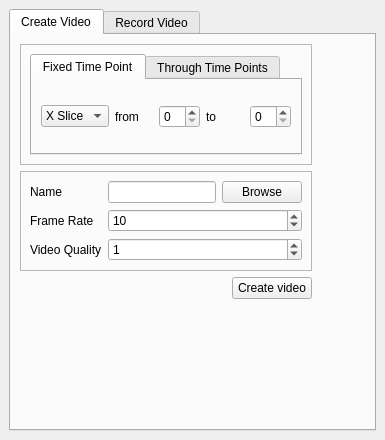
Above: trunk/GoFigure2Beta/Code/GUI/lib/NewVideoRecorderDockWidget.ui from gofigure2/GoFigure2 before the change. Below: the same form after it.
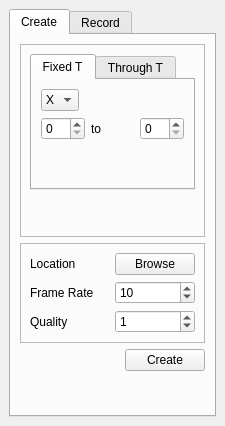
That is the form after the change. The open tabs and pages were chosen to show the change.

Commit message: ENH: size of dockwidget reduced BUG: bug (enable/disable widget) fixed

The edit to the form file:
```diff
--- a/trunk/GoFigure2Beta/Code/GUI/lib/NewVideoRecorderDockWidget.ui
+++ b/trunk/GoFigure2Beta/Code/GUI/lib/NewVideoRecorderDockWidget.ui
@@ -6,8 +6,8 @@
    <rect>
     <x>0</x>
     <y>0</y>
-    <width>385</width>
-    <height>440</height>
+    <width>225</width>
+    <height>426</height>
    </rect>
   </property>
   <property name="sizePolicy">
@@ -20,7 +20,7 @@
    <string>Video Recorder</string>
   </property>
   <widget class="QWidget" name="dockWidgetContents">
-   <layout class="QGridLayout" name="gridLayout_19">
+   <layout class="QGridLayout" name="gridLayout_3">
     <item row="0" column="0">
      <widget class="QTabWidget" name="tabVideoWidget">
       <property name="currentIndex">
@@ -28,7 +28,7 @@
       </property>
       <widget class="QWidget" name="tabVideoMethod1">
        <attribute name="title">
-        <string>Create Video</string>
+        <string>Create</string>
        </attribute>
        <layout class="QGridLayout" name="gridLayout_9">
         <item row="0" column="0">
@@ -45,117 +45,149 @@
              <item row="0" column="0">
               <widget class="QTabWidget" name="tabWidget">
                <property name="currentIndex">
-                <number>0</number>
+                <number>1</number>
                </property>
                <widget class="QWidget" name="tab">
                 <attribute name="title">
-                 <string>Fixed Time Point</string>
+                 <string>Fixed T</string>
                 </attribute>
-                <layout class="QGridLayout" name="gridLayout_6">
+                <layout class="QGridLayout" name="gridLayout_15">
                  <item row="0" column="0">
-                  <layout class="QGridLayout" name="gridLayout_33">
+                  <layout class="QGridLayout" name="gridLayout_5">
                    <item row="0" column="0">
-                    <layout class="QGridLayout" name="gridLayout_5">
-                     <item row="0" column="1">
-                      <widget class="QLabel" name="label_3">
-                       <property name="text">
-                        <string>from</string>
-                       </property>
-                      </widget>
+                    <widget class="QComboBox" name="SliceFT">
+                     <item>
+                      <property name="text">
+                       <string>X</string>
+                      </property>
                      </item>
-                     <item row="0" column="2">
-                      <widget class="QSpinBox" name="tSpinMin_2"/>
+                     <item>
+                      <property name="text">
+                       <string>Y</string>
+                      </property>
                      </item>
-                     <item row="0" column="3">
-                      <widget class="QLabel" name="label_7">
-                       <property name="text">
-                        <string>to</string>
-                       </property>
-                      </widget>
+                     <item>
+                      <property name="text">
+                       <string>Z</string>
+                      </property>
                      </item>
-                     <item row="0" column="4">
-                      <widget class="QSpinBox" name="tSpinMax_2"/>
-                     </item>
-                     <item row="0" column="0">
-                      <widget class="QComboBox" name="SliceFT">
-                       <item>
-                        <property name="text">
-                         <string>X Slice</string>
-                        </property>
-                       </item>
-                       <item>
-                        <property name="text">
-                         <string>Y Slice</string>
-                        </property>
-                       </item>
-                       <item>
-                        <property name="text">
-                         <string>Z Slice</string>
-                        </property>
-                       </item>
-                      </widget>
-                     </item>
-                    </layout>
+                    </widget>
                    </item>
+                   <item row="0" column="1">
+                    <spacer name="horizontalSpacer">
+                     <property name="orientation">
+                      <enum>Qt::Horizontal</enum>
+                     </property>
+                     <property name="sizeHint" stdset="0">
+                      <size>
+                       <width>40</width>
+                       <height>20</height>
+                      </size>
+                     </property>
+                    </spacer>
+                   </item>
                   </layout>
                  </item>
+                 <item row="1" column="0">
+                  <layout class="QGridLayout" name="gridLayout_6">
+                   <item row="0" column="0">
+                    <widget class="QSpinBox" name="tSpinMin_2"/>
+                   </item>
+                   <item row="0" column="1">
+                    <widget class="QLabel" name="label_7">
+                     <property name="text">
+                      <string>to</string>
+                     </property>
+                    </widget>
+                   </item>
+                   <item row="0" column="2">
+                    <widget class="QSpinBox" name="tSpinMax_2"/>
+                   </item>
+                  </layout>
+                 </item>
+                 <item row="2" column="0">
+                  <spacer name="verticalSpacer_3">
+                   <property name="orientation">
+                    <enum>Qt::Vertical</enum>
+                   </property>
+                   <property name="sizeHint" stdset="0">
+                    <size>
+                     <width>20</width>
+                     <height>40</height>
+                    </size>
+                   </property>
+                  </spacer>
+                 </item>
                 </layout>
                </widget>
                <widget class="QWidget" name="tab_2">
                 <attribute name="title">
-                 <string>Through Time Points</string>
+                 <string>Through T</string>
                 </attribute>
                 <layout class="QGridLayout" name="gridLayout_12">
                  <item row="0" column="0">
                   <layout class="QGridLayout" name="gridLayout_7">
                    <item row="0" column="0">
                     <layout class="QGridLayout" name="gridLayout_8">
-                     <item row="0" column="3">
-                      <widget class="QSpinBox" name="tSpinMax"/>
-                     </item>
-                     <item row="0" column="2">
-                      <widget class="QLabel" name="label_8">
-                       <property name="text">
-                        <string>to</string>
-                       </property>
-                      </widget>
-                     </item>
-                     <item row="0" column="1">
-                      <widget class="QSpinBox" name="tSpinMin"/>
-                     </item>
                      <item row="0" column="0">
                       <widget class="QLabel" name="label_4">
                        <property name="text">
-                        <string>T Time from </string>
+                        <string>T</string>
                        </property>
                       </widget>
                      </item>
+                     <item row="1" column="0">
+                      <widget class="QSpinBox" name="tSpinMin"/>
+                     </item>
+                     <item row="1" column="1">
+                      <widget class="QLabel" name="label_8">
+                       <property name="text">
+                        <string>to</string>
+                       </property>
+                      </widget>
+                     </item>
+                     <item row="1" column="2">
+                      <widget class="QSpinBox" name="tSpinMax"/>
+                     </item>
                     </layout>
                    </item>
                   </layout>
                  </item>
+                 <item row="1" column="0">
+                  <spacer name="verticalSpacer_5">
+                   <property name="orientation">
+                    <enum>Qt::Vertical</enum>
+                   </property>
+                   <property name="sizeHint" stdset="0">
+                    <size>
+                     <width>20</width>
+                     <height>40</height>
+                    </size>
+                   </property>
+                  </spacer>
+                 </item>
                 </layout>
                </widget>
               </widget>
              </item>
+             <item row="1" column="0">
+              <spacer name="verticalSpacer_4">
+               <property name="orientation">
+                <enum>Qt::Vertical</enum>
+               </property>
+               <property name="sizeHint" stdset="0">
+                <size>
+                 <width>20</width>
+                 <height>40</height>
+                </size>
+               </property>
+              </spacer>
+             </item>
             </layout>
            </widget>
           </item>
          </layout>
         </item>
-        <item row="0" column="1">
-         <spacer name="horizontalSpacer_5">
-          <property name="orientation">
-           <enum>Qt::Horizontal</enum>
-          </property>
-          <property name="sizeHint" stdset="0">
-           <size>
-            <width>40</width>
-            <height>20</height>
-           </size>
-          </property>
-         </spacer>
-        </item>
         <item row="1" column="0">
          <layout class="QGridLayout" name="gridLayout">
           <item row="0" column="0">
@@ -172,25 +204,6 @@
                <item row="0" column="1">
                 <layout class="QGridLayout" name="gridLayout_2">
                  <item row="0" column="0">
-                  <widget class="QLineEdit" name="videoName">
-                   <property name="sizePolicy">
-                    <sizepolicy hsizetype="Maximum" vsizetype="Fixed">
-                     <horstretch>0</horstretch>
-                     <verstretch>0</verstretch>
-                    </sizepolicy>
-                   </property>
-                   <property name="inputMask">
-                    <string/>
-                   </property>
-                   <property name="text">
-                    <string/>
-                   </property>
-                   <property name="readOnly">
-                    <bool>true</bool>
-                   </property>
-                  </widget>
-                 </item>
-                 <item row="0" column="1">
                   <widget class="QPushButton" name="createFile">
                    <property name="enabled">
                     <bool>true</bool>
@@ -248,7 +261,7 @@
                <item row="0" column="0">
                 <widget class="QLabel" name="label">
                  <property name="text">
-                  <string>Name</string>
+                  <string>Location</string>
                  </property>
                 </widget>
                </item>
@@ -262,7 +275,7 @@
                <item row="2" column="0">
                 <widget class="QLabel" name="label_11">
                  <property name="text">
-                  <string>Video Quality</string>
+                  <string>Quality</string>
                  </property>
                 </widget>
                </item>
@@ -278,7 +291,7 @@
           <item row="0" column="1">
            <widget class="QPushButton" name="startVideo">
             <property name="text">
-             <string>Create video</string>
+             <string>Create</string>
             </property>
            </widget>
           </item>
@@ -314,7 +327,7 @@
       </widget>
       <widget class="QWidget" name="tabVideoMethod2">
        <attribute name="title">
-        <string>Record Video</string>
+        <string>Record</string>
        </attribute>
        <layout class="QGridLayout" name="gridLayout_20">
         <item row="0" column="0">
@@ -328,23 +341,7 @@
           <layout class="QGridLayout" name="gridLayout_21">
            <item row="1" column="0">
             <layout class="QGridLayout" name="gridLayout_26">
-             <item row="0" column="1">
-              <widget class="QLineEdit" name="videoName_2">
-               <property name="sizePolicy">
-                <sizepolicy hsizetype="Maximum" vsizetype="Fixed">
-                 <horstretch>0</horstretch>
-                 <verstretch>0</verstretch>
-                </sizepolicy>
-               </property>
-               <property name="inputMask">
-                <string/>
-               </property>
-               <property name="text">
-                <string/>
-               </property>
-              </widget>
-             </item>
-             <item row="0" column="3">
+             <item row="0" column="2">
               <widget class="QPushButton" name="createFile_2">
                <property name="enabled">
                 <bool>true</bool>
@@ -372,7 +369,7 @@
              <item row="0" column="0">
               <widget class="QLabel" name="label_2">
                <property name="text">
-                <string>Name</string>
+                <string>Location</string>
                </property>
               </widget>
              </item>
@@ -398,13 +395,6 @@
            </item>
            <item row="3" column="0">
             <layout class="QGridLayout" name="gridLayout_28">
-             <item row="0" column="0">
-              <widget class="QLabel" name="label_16">
-               <property name="text">
-                <string>Video Quality</string>
-               </property>
-              </widget>
-             </item>
              <item row="0" column="1">
               <widget class="QSpinBox" name="videoQuality_2">
                <property name="minimum">
@@ -418,6 +408,13 @@
                </property>
               </widget>
              </item>
+             <item row="0" column="0">
+              <widget class="QLabel" name="label_16">
+               <property name="text">
+                <string>Quality</string>
+               </property>
+              </widget>
+             </item>
             </layout>
            </item>
           </layout>
@@ -454,7 +451,7 @@
             <item row="0" column="1">
              <widget class="QLabel" name="label_17">
               <property name="text">
-               <string>Video lenght (seconds)</string>
+               <string>Lenght (s)</string>
               </property>
              </widget>
             </item>
@@ -519,19 +516,6 @@
           </property>
          </spacer>
         </item>
-        <item row="1" column="1">
-         <spacer name="horizontalSpacer_2">
-          <property name="orientation">
-           <enum>Qt::Horizontal</enum>
-          </property>
-          <property name="sizeHint" stdset="0">
-           <size>
-            <width>40</width>
-            <height>20</height>
-           </size>
-          </property>
-         </spacer>
-        </item>
        </layout>
       </widget>
      </widget>
```
The commit also changes 1 other file.
